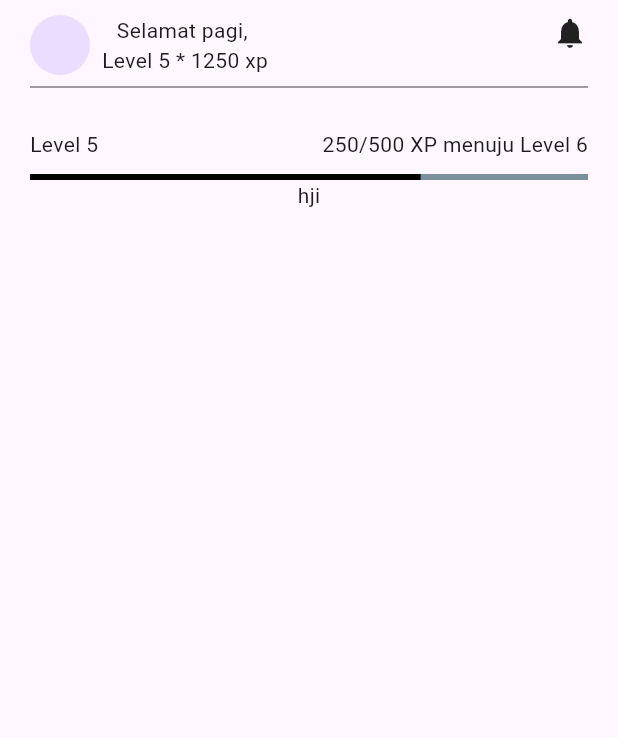
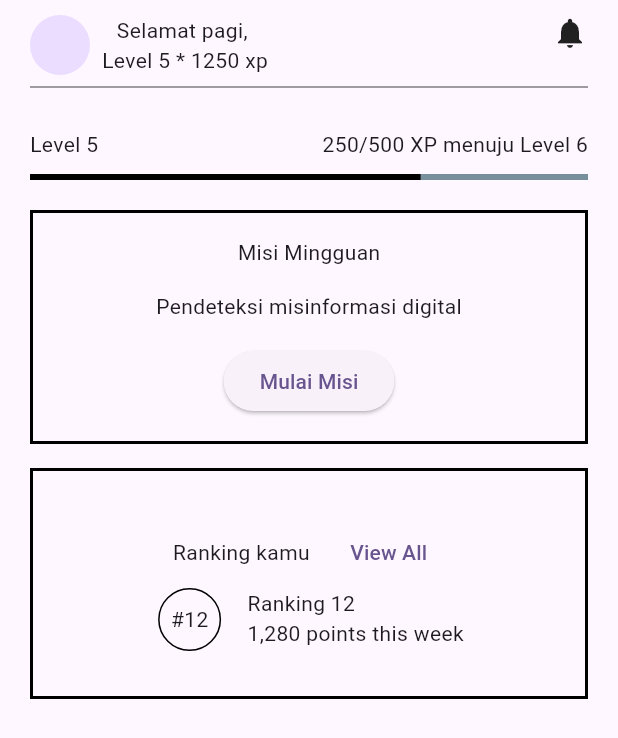
Before and after one commit to femnixx/jaganalar, a Flutter app: the Dashboard screen opened directly, on a phone screen of 412 x 824 dp. Shown: the top 738 px of the screen. Run offline on Flutter 3.47's test engine with Material 3 defaults, Android fonts, the phone set to English and light mode, and no system bars; our stand-ins replace dash_chat_2, flutter_gemini, supabase_flutter; accounts and stored records are empty.

Commit message:
Finished with weekly missiosn and ranking

```diff
--- a/lib/Dashboard.dart
+++ b/lib/Dashboard.dart
@@ -91,7 +91,95 @@ class Dashboard extends StatelessWidget {
                         backgroundColor: Colors.blueGrey[400],
                         color: Colors.black,
                       ),
-                      Text('hji')
+                      SizedBox(height: 20),
+                      Container(
+                        width: double.infinity,
+                        decoration: BoxDecoration(
+                          border: Border.all(
+                            color: Colors.black,
+                            width: 2,
+                          ),
+                        ),
+                        child: Padding(
+                          padding: const EdgeInsets.all(16.0),
+                          child: Column(
+                            children: [
+                              Text('Misi Mingguan'),
+                              SizedBox(height: 16),
+                              Text('Pendeteksi misinformasi digital'),
+                              SizedBox(height: 16),
+                              ElevatedButton(
+                                onPressed: () {
+                                  // implement logic to re direct to mission page
+                                },
+                                child: Text('Mulai Misi')
+                              ),
+                            ],
+                          ),
+                        ),
+                      ),
+                      SizedBox(height: 16),
+                      Container(
+                        decoration: BoxDecoration(
+                          border: Border.all(
+                            color: Colors.black,
+                            width: 2,
+                          )
+                        ),
+                        child: Padding(
+                          padding: EdgeInsetsGeometry.all(30),
+                          child: Expanded(
+                            child: Column(
+                              crossAxisAlignment: CrossAxisAlignment.center,
+                              mainAxisAlignment: MainAxisAlignment.center,
+                              children: [
+                                // Ranking
+                                Row(
+                                  mainAxisAlignment: MainAxisAlignment.center,
+                                  crossAxisAlignment: CrossAxisAlignment.center,
+                                  children: [
+                                    Text('Ranking kamu'),
+                                    SizedBox(width: 15),
+                                    TextButton(
+                                      onPressed: () {
+                                        // Implement view logic if possible
+                                      },
+                                      child: Text('View All')
+                                    )
+                                  ],
+                                ),
+                                // The actual ranking like number and how many points you have
+                                Row(
+                                    crossAxisAlignment: CrossAxisAlignment.start,
+                                    mainAxisAlignment: MainAxisAlignment.center,
+                                  children: [
+                                    Container(
+                                      decoration: BoxDecoration(
+                                        border: Border.all(color: Colors.black),
+                                        shape: BoxShape.circle,
+                                      ),
+                                      child: Padding(
+                                        padding: const EdgeInsets.all(10.0),
+                                        child: Text('#12'),
+                                      ),
+                                    ),
+                                    // The ranking like ranking 12, how many points this week
+                                    SizedBox(width: 15),
+                                    Column(
+                                      crossAxisAlignment: CrossAxisAlignment.start,
+                                      mainAxisAlignment: MainAxisAlignment.center,
+                                      children: [
+                                        Text('Ranking 12'),
+                                        Text('1,280 points this week')
+                                      ],
+                                    )
+                                  ],
+                                )
+                              ],
+                            ),
+                          ),
+                        ),
+                      )
                     ],
                   )
                 ],
```
